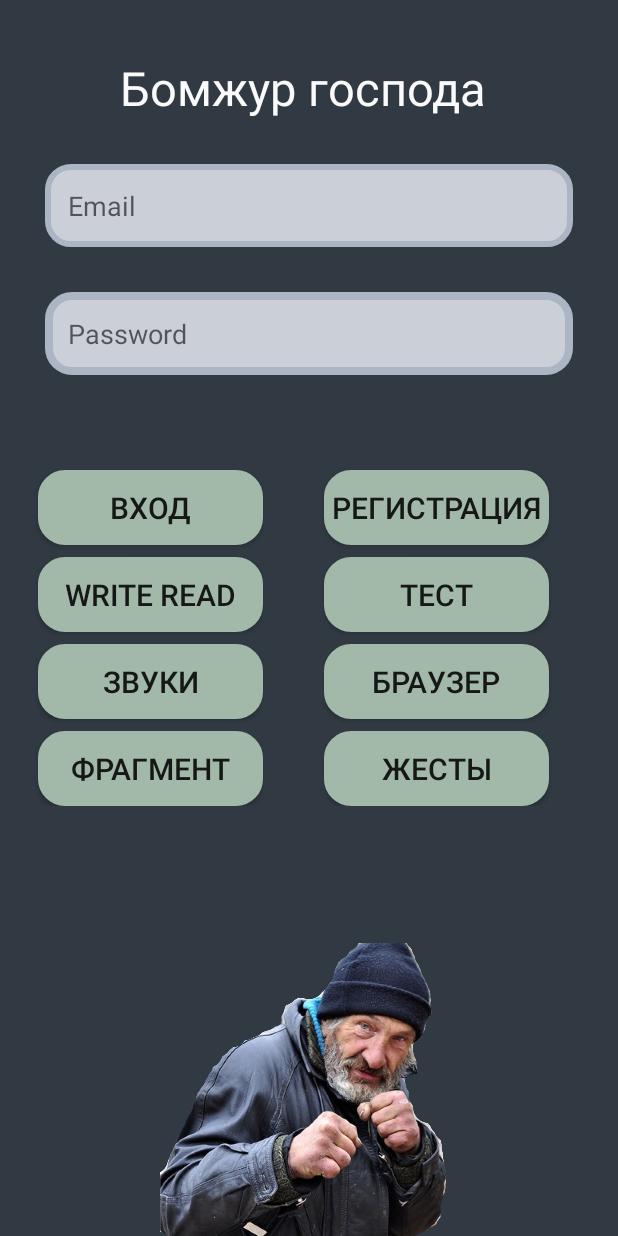
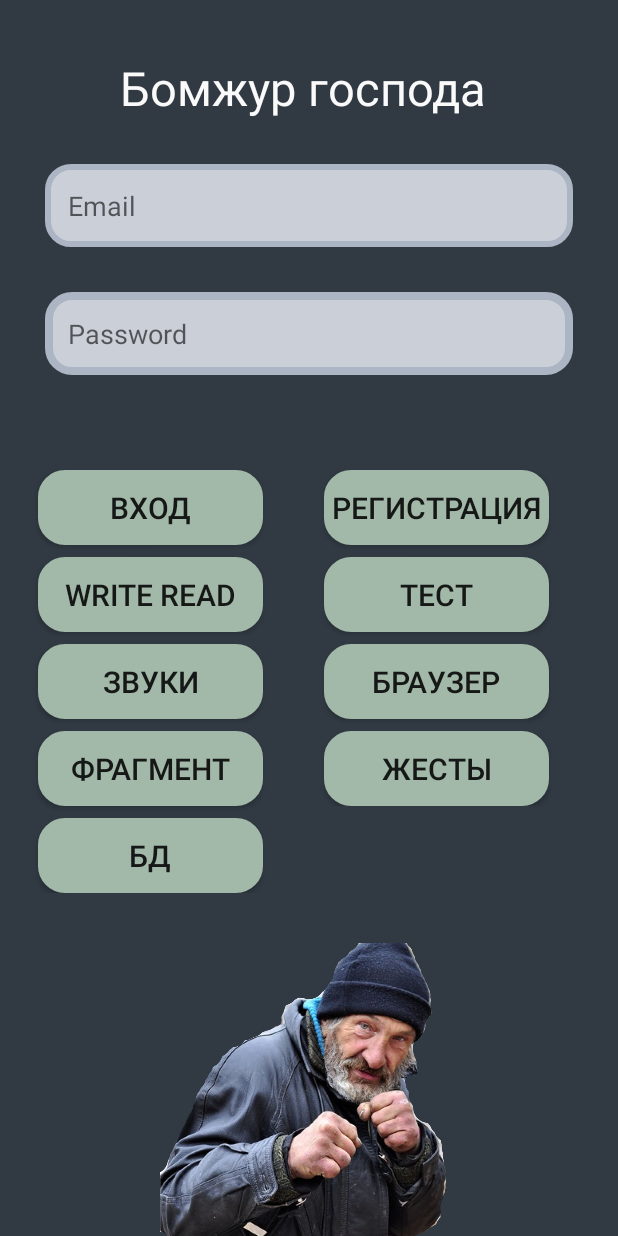
Before and after one commit to breakspawn/Autoriz, an Android app: the screen it shows after launch (MainActivity), on a phone screen of 412 x 824 dp. Run offline under Robolectric (Android 15) with nearby library versions, the phone set to English and light mode, and no system bars; libraries missing offline, so code that uses them is left out: com.r0adkll.slidr; Roboto replaces fonts that are not available here; 1 statement that could not run was skipped.

Commit message:
добавил активити для упражнений базы данных

```diff
--- a/app/src/main/java/com/example/autoriz/MainActivity.java
+++ b/app/src/main/java/com/example/autoriz/MainActivity.java
@@ -35,6 +35,7 @@ public class MainActivity extends AppCompatActivity
     private MediaPlayer bomzhSound;
     private Animation animLeft;
     private Animation animRight;
+    private Button dataBaseButton;
 
     private static final String email_txt = "1";
     private static final String pass_txt  = "1";
@@ -47,16 +48,10 @@ public class MainActivity extends AppCompatActivity
         super.onCreate(savedInstanceState);
         setContentView(R.layout.activity_main);
         login();
-
-
     }
-
-
 
     public void login ()
     {
-
-
     email = (EditText)findViewById(R.id.Email);   //назаначение id кнопок
     pass = (EditText)findViewById(R.id.Password);
     enter = (Button)findViewById(R.id.Enter);
@@ -67,7 +62,8 @@ public class MainActivity extends AppCompatActivity
     so = (Button)findViewById(R.id.soundBt);
     wrbt = (Button)findViewById(R.id.writebutton2);
     browseButton = (Button)findViewById(R.id.browserButton);
-    testButton = (Button) findViewById(R.id.TestBT);
+    testButton = (Button)findViewById(R.id.TestBT);
+    dataBaseButton = (Button)findViewById(R.id.dataBaseBD);
 
     bomzh = (ImageView)findViewById(R.id.bomzh);
     bomzhSound = MediaPlayer.create(this,R.raw.murloc);
@@ -76,14 +72,27 @@ public class MainActivity extends AppCompatActivity
 
     slide = Slidr.attach(this);
 
-
+        dataBaseButton.setOnClickListener(
+                new View.OnClickListener()
+                {
+                    @Override
+                    public void onClick(View v) {
+                        Intent intent = new Intent("com.example.autoriz.dataBase");
+                        startActivity(intent);
+                        v.startAnimation(animLeft);
+                    }
+                }
+        );
 
         bomzh.setOnClickListener(
-                new View.OnClickListener() {
+                new View.OnClickListener()
+                    {
                         @Override
                         public void onClick(View v) {
                             bomzhSound.start();
-                        Toast.makeText(MainActivity.this, "Вы напугали деда", Toast.LENGTH_SHORT).show();
+                            Toast.makeText(MainActivity.this, "Вы напугали деда",
+                                    Toast.LENGTH_SHORT
+                            ).show();
                             v.startAnimation(animRight);
                         }
                     }
@@ -91,28 +100,29 @@ public class MainActivity extends AppCompatActivity
 
 
         enter.setOnClickListener(
-                                new View.OnClickListener()
-                                {
+
+        new View.OnClickListener() {
             @Override
-                                    public void onClick(View v)
-                                    {
-                                        if (email_txt.equals(String.valueOf(email.getText())) && pass_txt.equals(String.valueOf(pass.getText()))) {
+            public void onClick(View v) {
+
+                if (email_txt.equals(String.valueOf(email.getText()))
+                        && pass_txt.equals(String.valueOf(pass.getText()))) {
                     Intent intent = new Intent("com.example.autoriz.Empty");
                     startActivity(intent);
                     Toast.makeText(MainActivity.this, "Верный пароль",
                             Toast.LENGTH_LONG
                     ).show();
                     v.startAnimation(animLeft);
-                                        }
-                                         else
-                                        {
+                } else {
                     Toast.makeText(MainActivity.this, "Неверный пароль",
                             Toast.LENGTH_LONG
                     ).show();
                 }
+
             }
         }
         );
+
             registr.setOnClickListener(
                 new View.OnClickListener()
                 {
--- a/app/src/main/res/layout/activity_main.xml
+++ b/app/src/main/res/layout/activity_main.xml
@@ -88,6 +88,17 @@
                 android:background="@drawable/fields"
                 android:backgroundTint="#A2B8A8"
                 android:text="Фрагмент"
+                android:textSize="20sp" />
+
+            <Button
+                android:id="@+id/dataBaseBD"
+                android:layout_width="150dp"
+                android:layout_height="50dp"
+                android:layout_marginLeft="25dp"
+                android:layout_marginTop="8dp"
+                android:background="@drawable/fields"
+                android:backgroundTint="#A2B8A8"
+                android:text="Бд"
                 android:textSize="20sp" />
         </LinearLayout>
 
--- /dev/null
+++ b/app/src/main/res/layout/database.xml
@@ -0,0 +1,6 @@
+<?xml version="1.0" encoding="utf-8"?>
+<LinearLayout xmlns:android="http://schemas.android.com/apk/res/android"
+    android:layout_width="match_parent"
+    android:layout_height="match_parent">
+
+    </LinearLayout>
--- /dev/null
+++ b/app/src/main/res/layout/string.xml
@@ -0,0 +1,6 @@
+<?xml version="1.0" encoding="utf-8"?>
+<androidx.constraintlayout.widget.ConstraintLayout
+    xmlns:android="http://schemas.android.com/apk/res/android" android:layout_width="match_parent"
+    android:layout_height="match_parent">
+
+</androidx.constraintlayout.widget.ConstraintLayout>
--- a/build.gradle
+++ b/build.gradle
@@ -1,4 +1,5 @@
 // Top-level build file where you can add configuration options common to all sub-projects/modules.
+
 
 buildscript {
 
@@ -9,6 +10,7 @@ buildscript {
     }
     dependencies {
         classpath 'com.android.tools.build:gradle:3.6.1'
+
 
 
 
```
Also changed, not shown: app/src/main/AndroidManifest.xml (+17 -8 lines), app/src/main/java/com/example/autoriz/dataBase.java (added, +40 -0 lines), app/src/main/res/layout/activity_data_base.xml (added, +29 -0 lines), 2 other files. Lines whose indentation alone changed are shown as unchanged.
